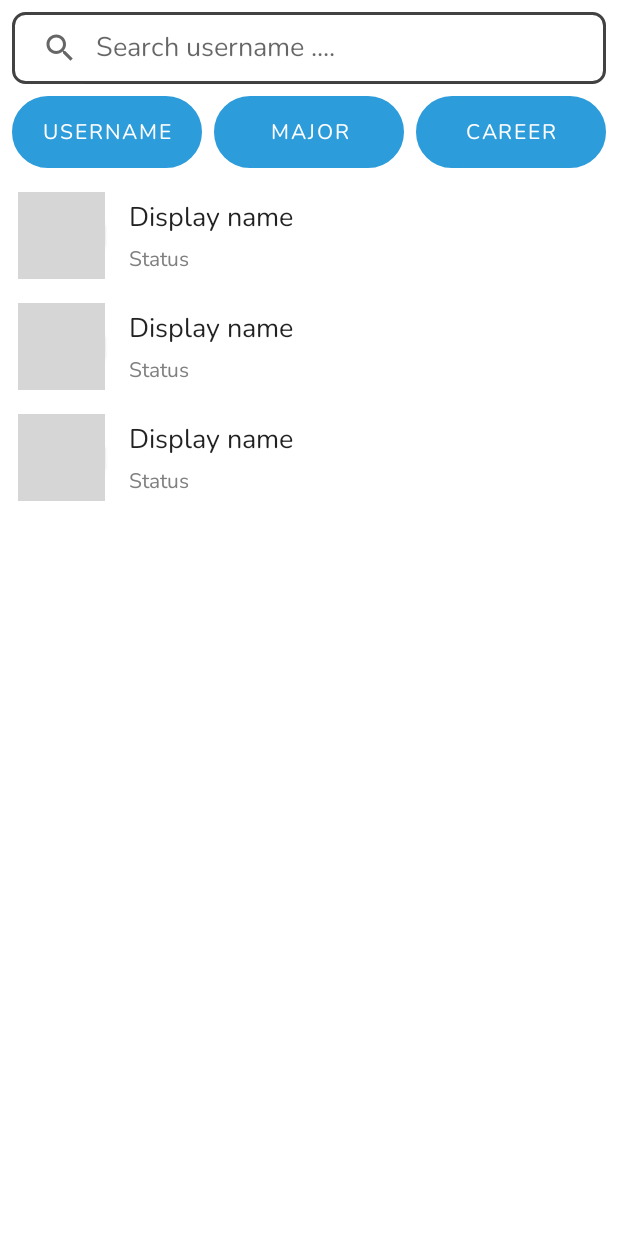
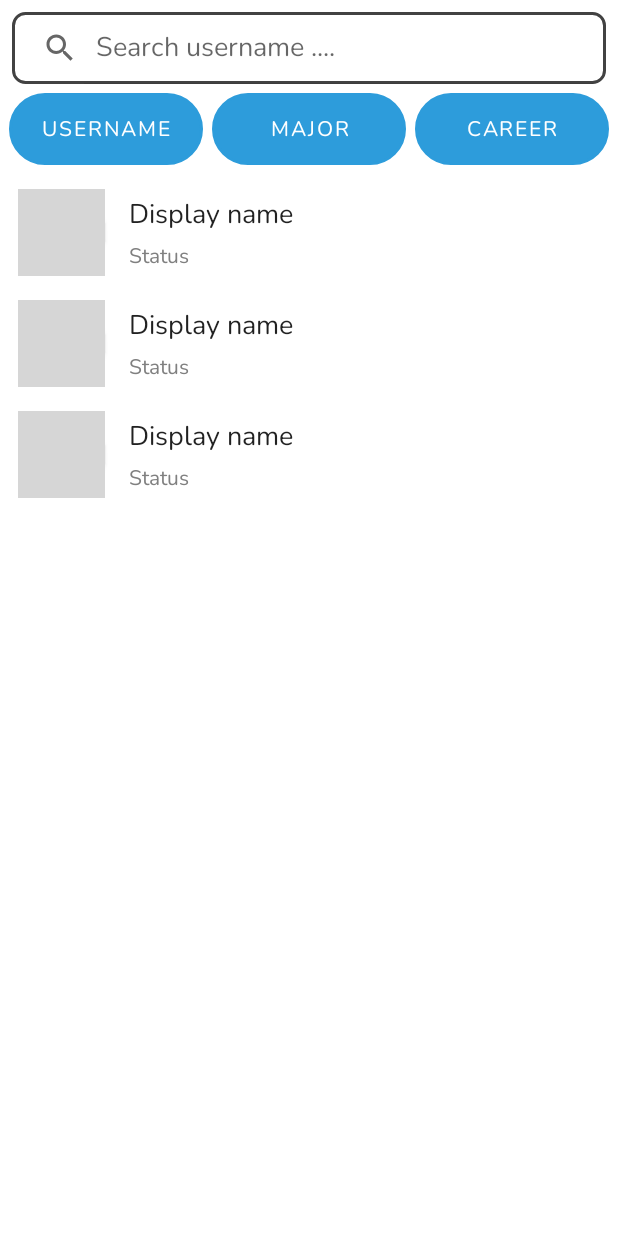
Before and after one commit to LaiTsz/JobGuide, an Android app: the layout fragment_users.xml on its own in the app's theme, with its tools: preview values and no code run, on a phone screen of 412 x 824 dp. Run offline under Robolectric (Android 15) with nearby library versions, the phone set to English and light mode, and no system bars; grey boxes are pictures that could not be loaded.

Commit message:
fix userFragment filter selection button

```diff
--- a/app/src/main/res/layout/fragment_users.xml
+++ b/app/src/main/res/layout/fragment_users.xml
@@ -40,34 +40,34 @@
                 app:layout_constraintEnd_toEndOf="parent"
                 app:layout_constraintTop_toBottomOf="@id/searchView"
                 android:orientation="horizontal"
-                android:layout_marginTop="8dp">
+                android:layout_marginTop="6dp">
                 <Button
                     android:layout_width="0dp"
-                    android:layout_height="wrap_content"
+                    android:layout_height="match_parent"
                     android:layout_weight="1"
                     android:text="Username"
                     android:background="@drawable/select_filter_button_background"
                     android:onClick="@{() ->viewmodel.selectUsernameFilter()}"
-                    android:layout_marginStart="8dp"
+                    android:layout_marginStart="6dp"
                     />
                 <Button
                     android:layout_width="0dp"
-                    android:layout_height="wrap_content"
+                    android:layout_height="match_parent"
                     android:layout_weight="1"
                     android:text="Major"
                     android:background="@drawable/select_filter_button_background"
                     android:onClick="@{() ->viewmodel.selectMajorFilter()}"
-                    android:layout_marginStart="8dp"/>
+                    android:layout_marginStart="6dp"/>
 
                 <Button
                     android:layout_width="0dp"
-                    android:layout_height="wrap_content"
+                    android:layout_height="match_parent"
                     android:layout_weight="1"
                     android:text="Career"
                     android:background="@drawable/select_filter_button_background"
                     android:onClick="@{() ->viewmodel.selectCareerFilter()}"
-                    android:layout_marginStart="8dp"
-                    android:layout_marginEnd="8dp"/>
+                    android:layout_marginStart="6dp"
+                    android:layout_marginEnd="6dp"/>
 
 
 
```
